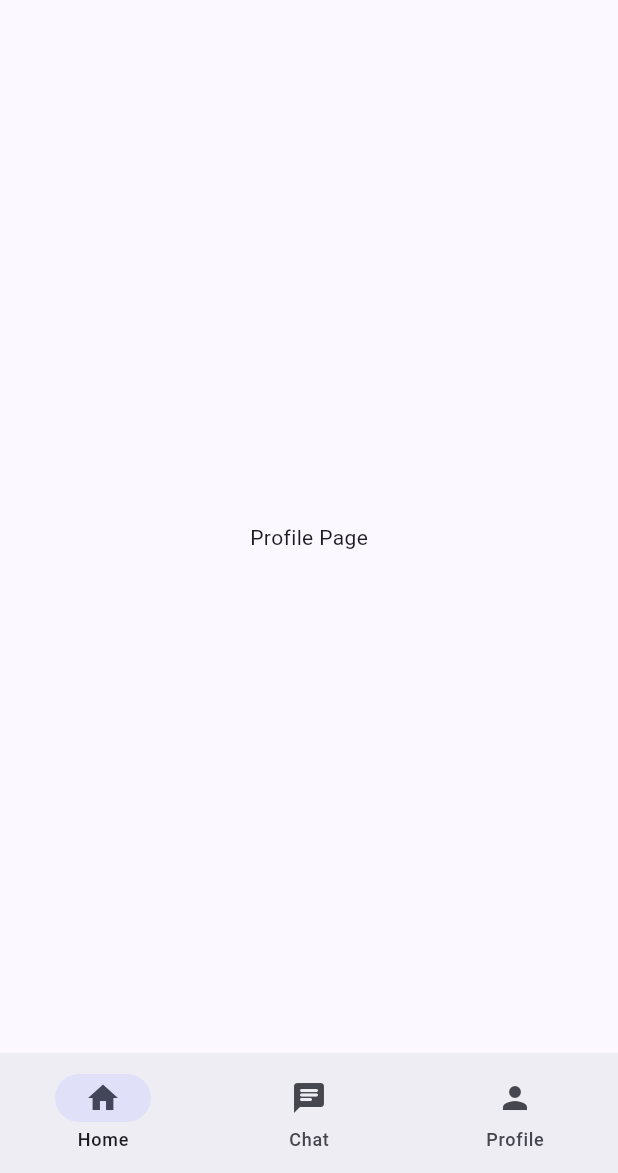
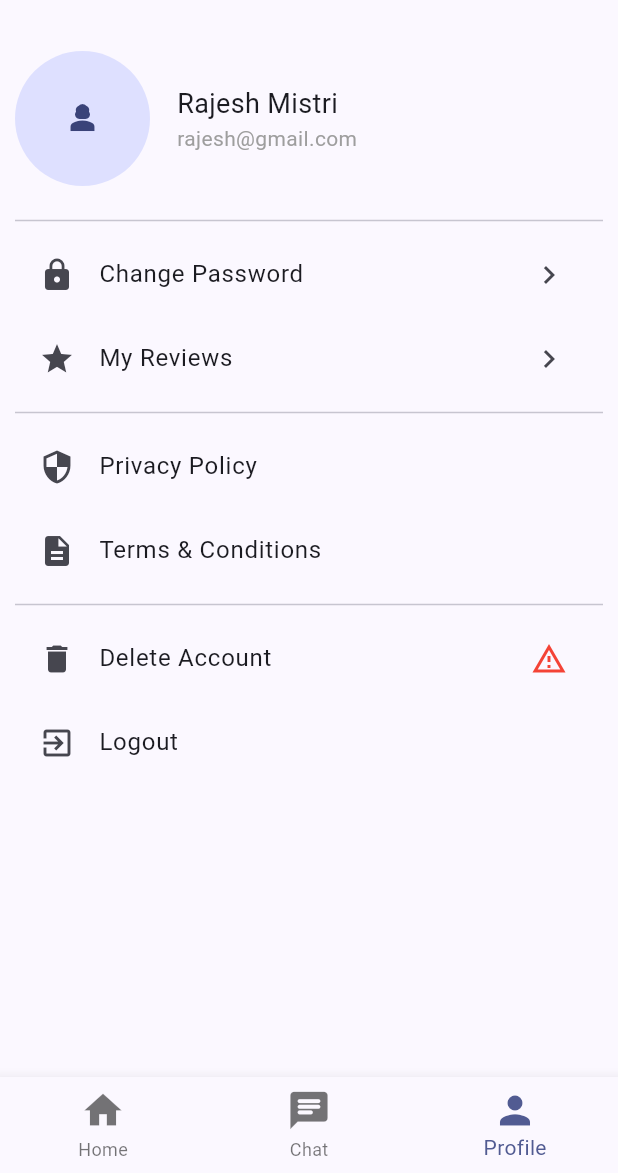
Before and after one commit to Rahullkumr/Fixitwala, a Flutter app: the screen it shows after launch, item 3 of the bottom bar chosen, on a phone screen of 412 x 824 dp, the part 63-1236 px from its top. Run offline on Flutter 3.47's test engine with Material 3 defaults, Android fonts, the phone set to English and light mode, and no system bars.

Commit message:
feature: change pwd

```diff
--- a/lib/customer/profile.dart
+++ b/lib/customer/profile.dart
@@ -1,3 +1,5 @@
+import 'package:fixitwala/customer/changepwd.dart';
+import 'package:fixitwala/customer/myreviews.dart';
 import 'package:flutter/material.dart';
 
 class ProfilePage extends StatelessWidget {
@@ -5,10 +7,160 @@ class ProfilePage extends StatelessWidget {
 
   @override
   Widget build(BuildContext context) {
-    return const Scaffold(
-      body: Center(
-        child: Text("Profile Page"),
+    return Scaffold(
+      body: SingleChildScrollView(
+        padding: const EdgeInsets.all(10.0),
+        child: Column(
+          crossAxisAlignment:
+              CrossAxisAlignment.start, // Align sections to left
+          children: [
+            const SizedBox(height: 10),
+            _buildUserInfoSection(),
+            const SizedBox(height: 15),
+            const Divider(thickness: 1.0), // Section divider
+            _buildGeneralSection(
+                context), // Reusable widget for general options
+            const Divider(thickness: 1.0), // Section divider
+            _buildAboutAppSection(
+                context), // Reusable widget for About App options
+          ],
+        ),
       ),
     );
   }
+
+  Widget _buildUserInfoSection() {
+    // TODO: data from db
+    return const Row(
+      children: [
+        CircleAvatar(
+          radius: 45.0,
+          child: Icon(Icons.person_3_sharp),
+        ),
+        SizedBox(width: 18.0),
+        Column(
+          crossAxisAlignment: CrossAxisAlignment.start,
+          children: [
+            Text(
+              'Rajesh Mistri', // Replace with user name
+              style: TextStyle(fontSize: 18.0),
+            ),
+            Text(
+              'rajesh@gmail.com', // Replace with user email
+              style: TextStyle(fontSize: 14.0, color: Colors.grey),
+            ),
+          ],
+        ),
+      ],
+    );
+  }
+
+  Widget _buildGeneralSection(BuildContext context) {
+    return Column(
+      children: [
+        ListTile(
+          title: const Text('Change Password'),
+          leading: const Icon(Icons.lock),
+          trailing: const Icon(Icons.chevron_right),
+          onTap: () =>
+              Navigator.push(context, MaterialPageRoute(builder: (context) {
+            return const ChangePasswordPage();
+          })), // Navigation
+        ),
+        ListTile(
+          title: const Text('My Reviews'),
+          leading: const Icon(Icons.star),
+          trailing: const Icon(Icons.chevron_right),
+          onTap: () => Navigator.push(
+            context,
+            MaterialPageRoute(
+              builder: (context) {
+                return const MyReviewsPage();
+              },
+            ),
+          ), // Navigation
+        ),
+      ],
+    );
+  }
+
+  Widget _buildAboutAppSection(BuildContext context) {
+    return Column(
+      children: [
+        ListTile(
+          title: const Text('Privacy Policy'),
+          leading: const Icon(Icons.security),
+          onTap: () {},
+          // onTap: () => Navigator.pushNamed(context, '/privacy_policy'), // Navigation
+        ),
+        ListTile(
+          title: const Text('Terms & Conditions'),
+          leading: const Icon(Icons.description),
+          onTap: () {},
+          // onTap: () => Navigator.pushNamed(context, '/terms_and_conditions'), // Navigation
+        ),
+        const Divider(thickness: 1.0),
+        ListTile(
+          title: const Text('Delete Account'),
+          leading: const Icon(Icons.delete),
+          trailing: const Icon(Icons.warning_amber_outlined, color: Colors.red),
+          // onTap: (){},
+          onTap: () => _confirmDeleteAccount(context), // Confirmation dialog
+        ),
+        ListTile(
+          title: const Text('Logout'),
+          leading: const Icon(Icons.exit_to_app),
+          onTap: () {},
+          // onTap: () => _logout(context), // Handle logout logic
+        ),
+      ],
+    );
+  }
+
+  void _confirmDeleteAccount(BuildContext context) {
+    showDialog(
+      context: context,
+      builder: (context) => AlertDialog(
+        title: const Text('Confirm Delete Account'),
+        content: const Text(
+            'Are you sure you want to delete your account? This action cannot be undone.'),
+        actions: [
+          TextButton(
+            onPressed: () => Navigator.pop(context),
+            child: const Text('Cancel'),
+          ),
+          TextButton(
+            onPressed: () async {
+              // Handle account deletion logic here (example using a simulated API call)
+              final isDeleted = await _deleteAccount(); // Simulate API call
+              if (isDeleted) {
+                // Account deletion successful - navigate back (or show success message)
+                Navigator.popUntil(
+                    context, ModalRoute.withName('/')); // Pop until root
+              } else {
+                // Account deletion failed - show error message
+                ScaffoldMessenger.of(context).showSnackBar(
+                  const SnackBar(
+                    content:
+                        Text('Error deleting account. Please try again later.'),
+                  ),
+                );
+              }
+            },
+            child: const Text(
+              'Delete',
+              style: TextStyle(color: Colors.red),
+            ),
+          ),
+        ],
+      ),
+    );
+  }
+
+// Simulate API call for account deletion (replace with actual API call)
+  Future<bool> _deleteAccount() async {
+    await Future.delayed(const Duration(seconds: 2)); // Simulate network delay
+    // TODO: this should return true
+    return false; // Replace with actual success/failure logic from your API
+  }
 }
--- a/lib/main.dart
+++ b/lib/main.dart
@@ -40,12 +40,6 @@ class _MyHomePageState extends State<MyHomePage> {
     ProfilePage(), // Replace with your actual screens
   ];
 
-  void _onItemTapped(int index) {
-    setState(() {
-      _selectedIndex = index;
-    });
-  }
-
   @override
   Widget build(BuildContext context) {
     return SafeArea(
@@ -56,15 +50,28 @@ class _MyHomePageState extends State<MyHomePage> {
         ),
         drawer: const MyDrawer(),
         body: _screens[_selectedIndex],
-        bottomNavigationBar: NavigationBar(
-          destinations: const [
-            NavigationDestination(icon: Icon(Icons.home), label: "Home"),
-            NavigationDestination(
-                icon: Icon(Icons.chat_rounded), label: "Chat"),
-            NavigationDestination(icon: Icon(Icons.person), label: "Profile"),
-          ],
-          onDestinationSelected: _onItemTapped,
-        ),
+        bottomNavigationBar: BottomNavigationBar(
+            iconSize: 30,
+            items: const [
+              BottomNavigationBarItem(
+                icon: Icon(Icons.home),
+                label: "Home",
+              ),
+              BottomNavigationBarItem(
+                icon: Icon(Icons.chat_rounded),
+                label: "Chat",
+              ),
+              BottomNavigationBarItem(
+                icon: Icon(Icons.person),
+                label: "Profile",
+              ),
+            ],
+            currentIndex: _selectedIndex, // makes icon active onTap
+            onTap: (index) {
+              setState(() {
+                _selectedIndex = index;
+              });
+            }),
       ),
     );
   }
--- a/lib/service/electrician_details.dart
+++ b/lib/service/electrician_details.dart
@@ -233,7 +233,7 @@ class ElectricianDetailsPage extends StatelessWidget {
                             );
                           },
                           style: OutlinedButton.styleFrom(
-                            side: const BorderSide(color: Colors.yellow),
+                            side: const BorderSide(color: Colors.orange),
                           ),
                           child: const Padding(
                             padding: EdgeInsets.symmetric(horizontal: 24),
```
Also changed, not shown: lib/customer/changepwd.dart (added, +115 -0 lines), lib/customer/myreviews.dart (added, +17 -0 lines), lib/privacy_policy.dart (added, +10 -0 lines), lib/terms_and_conditions.dart (added, +10 -0 lines).
